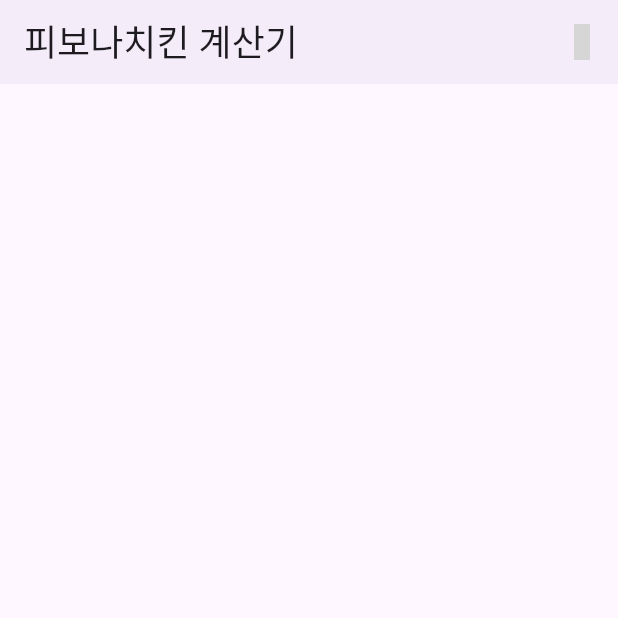
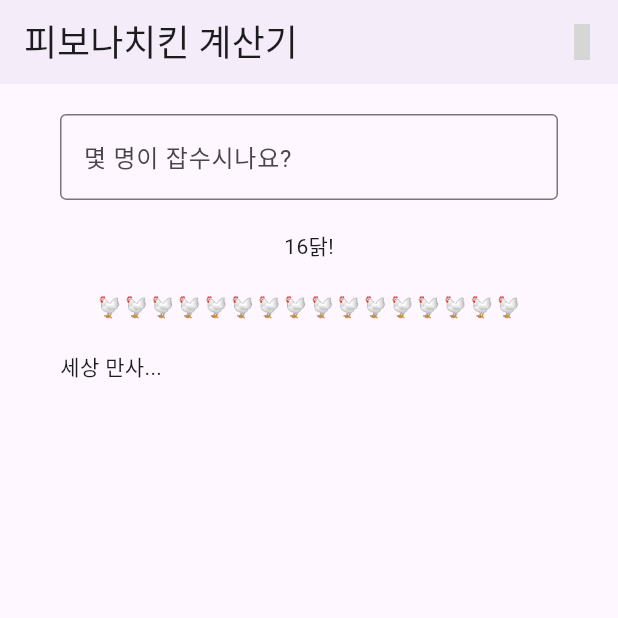
Before and after one commit to kanziw/fibonachicken-flutter, a Flutter app: the screen it shows after launch, on a phone screen of 412 x 824 dp, the top half of it. Run offline on Flutter 3.47's test engine with Material 2 defaults, Android fonts, the phone set to English and light mode, and no system bars; our stand-ins replace flutter_font_icons; grey boxes are pictures that could not be loaded.

Commit message:
Add TextField

```diff
--- a/lib/screens/home_screen.dart
+++ b/lib/screens/home_screen.dart
@@ -1,4 +1,5 @@
 import 'package:flutter/material.dart';
+import 'package:flutter/services.dart';
 import 'package:flutter_font_icons/flutter_font_icons.dart';
 import 'package:url_launcher/url_launcher_string.dart';
 
@@ -26,6 +27,41 @@ class HomeScreen extends StatelessWidget {
           )
         ],
       ),
+      body: Center(
+        child: Padding(
+          padding: const EdgeInsets.symmetric(
+            vertical: 20,
+            horizontal: 40,
+          ),
+          child: Column(
+            children: [
+              TextField(
+                keyboardType: TextInputType.number,
+                textAlign: TextAlign.center,
+                inputFormatters: [
+                  FilteringTextInputFormatter.digitsOnly,
+                  FilteringTextInputFormatter.deny(RegExp(r'^0')),
+                  LengthLimitingTextInputFormatter(10),
+                ],
+                decoration: const InputDecoration(
+                  border: OutlineInputBorder(),
+                  labelText: '몇 명이 잡수시나요?',
+                  suffix: Text('명 이면..'),
+                ),
+              ),
+              const SizedBox(height: 20),
+              const Text('16닭!'),
+              const SizedBox(height: 20),
+              const Text('🐔🐔🐔🐔🐔🐔🐔🐔🐔🐔🐔🐔🐔🐔🐔🐔'),
+              const SizedBox(height: 20),
+              Container(
+                alignment: Alignment.topLeft,
+                child: const Text('세상 만사...'),
+              ),
+            ],
+          ),
+        ),
+      ),
     );
   }
 }
```
